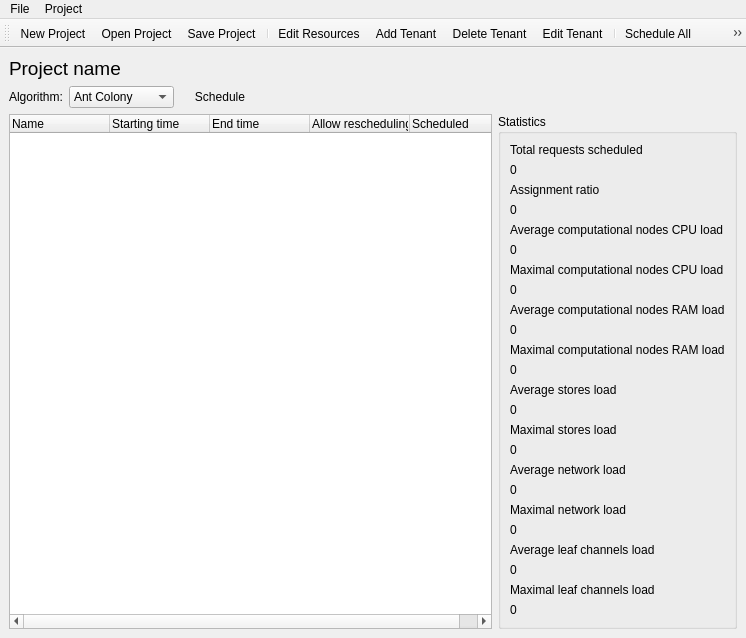
Before: the Qt Designer form DCGUI/Windows/MainWindow.ui in DanielZorin/DataCenters, drawn with Qt 5.
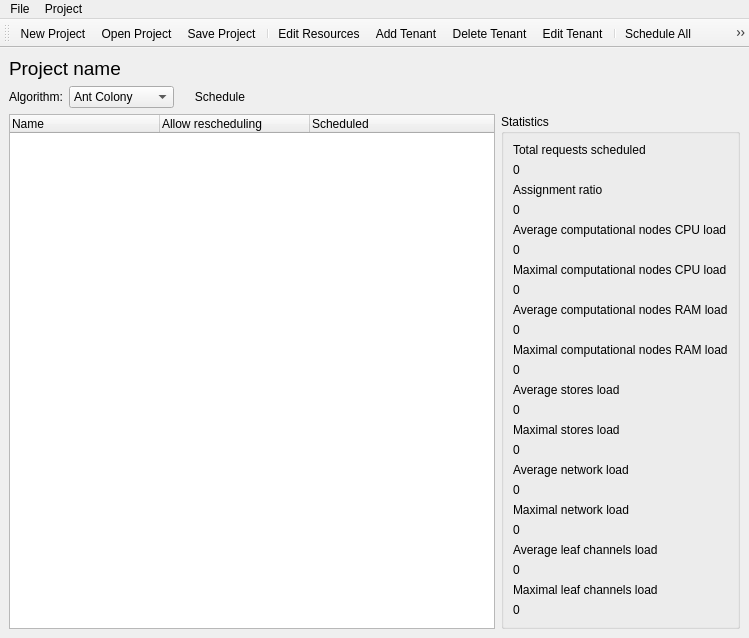
After: the same form once the commit is applied. Icons and pictures are not drawn.

Patch:
```diff
--- a/DCGUI/Windows/MainWindow.ui
+++ b/DCGUI/Windows/MainWindow.ui
@@ -6,8 +6,8 @@
    <rect>
     <x>0</x>
     <y>0</y>
-    <width>746</width>
-    <height>602</height>
+    <width>749</width>
+    <height>627</height>
    </rect>
   </property>
   <property name="sizePolicy">
@@ -172,21 +172,14 @@
        <layout class="QHBoxLayout" name="horizontalLayout_2">
         <item>
          <widget class="QTreeWidget" name="tenants">
+          <attribute name="headerDefaultSectionSize">
+           <number>150</number>
+          </attribute>
           <column>
            <property name="text">
             <string>Name</string>
            </property>
           </column>
-          <column>
-           <property name="text">
-            <string>Starting time</string>
-           </property>
-          </column>
-          <column>
-           <property name="text">
-            <string>End time</string>
-           </property>
-          </column>
           <column>
            <property name="text">
             <string>Allow rescheduling</string>
@@ -387,7 +380,7 @@
     <rect>
      <x>0</x>
      <y>0</y>
-     <width>746</width>
+     <width>749</width>
      <height>21</height>
     </rect>
    </property>
```
